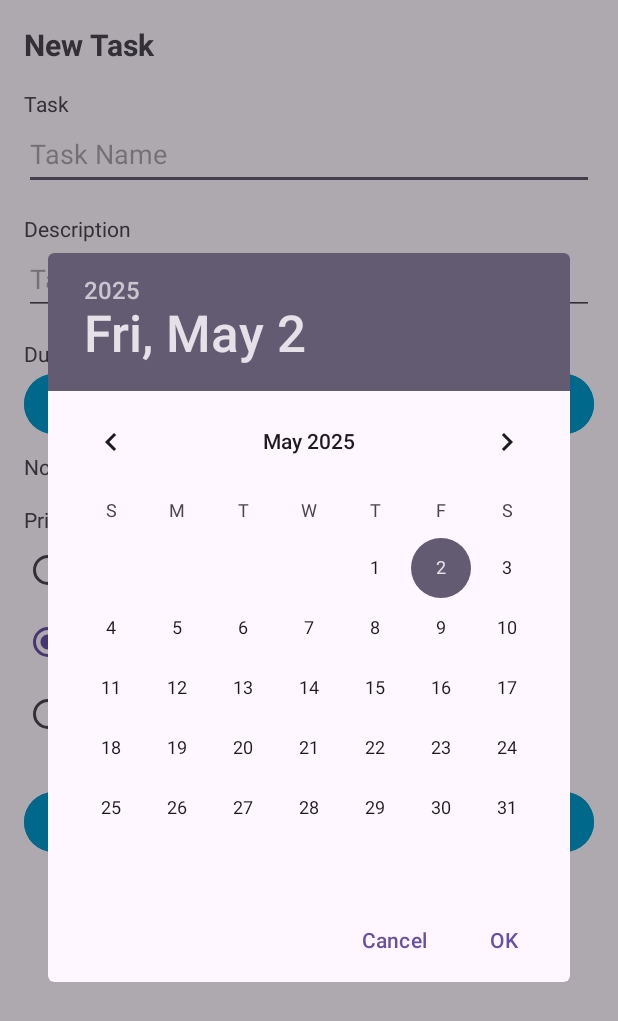
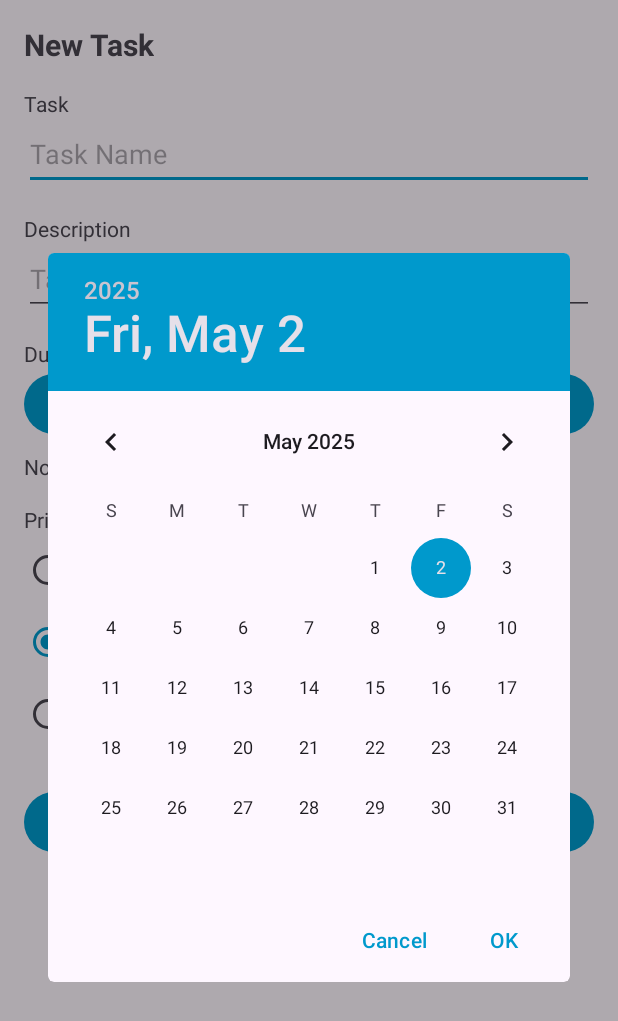
Before and after one commit to holycr4sh/TickDone, an Android app: the NewTaskActivity screen opened directly, with no data from a screen before it, after a tap on "Select Date", on a phone screen of 412 x 824 dp. Shown: the top 1021 px of the screen. Run offline under Robolectric (Android 15) with nearby library versions, the phone set to English and light mode, and no system bars.

Commit message:
Update to the theming

```diff
--- a/app/src/main/res/layout/activity_new_task.xml
+++ b/app/src/main/res/layout/activity_new_task.xml
@@ -55,8 +55,7 @@
         android:id="@+id/btnSelectDate"
         android:layout_width="match_parent"
         android:layout_height="wrap_content"
-        android:text="Select Date"
-        android:backgroundTint="@android:color/holo_blue_dark"/>
+        android:text="Select Date"/>
 
     <TextView
         android:id="@+id/tvSelectedDate"
@@ -102,7 +101,6 @@
         android:layout_width="match_parent"
         android:layout_height="wrap_content"
         android:layout_marginTop="24dp"
-        android:text="Save Task"
-        android:backgroundTint="@android:color/holo_blue_dark"/>
+        android:text="Save Task"/>
 
 </LinearLayout>
--- a/app/src/main/res/layout/modify_task.xml
+++ b/app/src/main/res/layout/modify_task.xml
@@ -47,7 +47,6 @@
         android:layout_width="match_parent"
         android:layout_height="wrap_content"
         android:text="Select New Date"
-        android:backgroundTint="@android:color/holo_blue_dark"
         />
     <TextView
         android:id="@+id/tvNewSelectedDate"
@@ -94,7 +93,6 @@
         android:layout_height="wrap_content"
         android:layout_marginTop="24dp"
         android:text="Save Modifications"
-        android:backgroundTint="@android:color/holo_blue_dark"
 
         />
 </LinearLayout>
--- a/app/src/main/res/layout/task_layout.xml
+++ b/app/src/main/res/layout/task_layout.xml
@@ -19,7 +19,6 @@
             android:layout_height="wrap_content"
             android:layout_centerHorizontal="true"
             android:paddingStart="8dp"
-            android:buttonTint="@android:color/holo_blue_dark"
             tools:text="Kiss my ass."/>
 
     </RelativeLayout>
--- a/app/src/main/res/values-night/themes.xml
+++ b/app/src/main/res/values-night/themes.xml
@@ -1,7 +1,9 @@
 <resources xmlns:tools="http://schemas.android.com/tools">
     <!-- Base application theme. -->
     <style name="Base.Theme.Todo" parent="Theme.Material3.DayNight.NoActionBar">
-        <!-- Customize your dark theme here. -->
-        <!-- <item name="colorPrimary">@color/my_dark_primary</item> -->
+        <item name="colorPrimary">@color/holo_blue_dark</item>
+        <item name="colorPrimaryContainer">@color/holo_blue_dark</item> <!-- For containers -->
+        <item name="colorOnPrimary">@color/white</item> <!-- Text/icons on primary color -->
+        <item name="colorSecondary">@color/holo_blue_dark</item> <!-- Checkboxes/radios -->
     </style>
 </resources>
--- a/app/src/main/res/values/colors.xml
+++ b/app/src/main/res/values/colors.xml
@@ -2,4 +2,5 @@
 <resources>
     <color name="black">#FF000000</color>
     <color name="white">#FFFFFFFF</color>
+    <color name="holo_blue_dark">#FF0099CC</color>
 </resources>
--- a/app/src/main/res/values/themes.xml
+++ b/app/src/main/res/values/themes.xml
@@ -1,8 +1,10 @@
 <resources xmlns:tools="http://schemas.android.com/tools">
     <!-- Base application theme. -->
     <style name="Base.Theme.Todo" parent="Theme.Material3.DayNight.NoActionBar">
-        <!-- Customize your light theme here. -->
-        <!-- <item name="colorPrimary">@color/my_light_primary</item> -->
+        <item name="colorPrimary">@color/holo_blue_dark</item>
+        <item name="colorPrimaryContainer">@color/holo_blue_dark</item> <!-- For containers -->
+        <item name="colorOnPrimary">@color/white</item> <!-- Text/icons on primary color -->
+        <item name="colorSecondary">@color/holo_blue_dark</item> <!-- Checkboxes/radios -->
     </style>
 
     <style name="Theme.Todo" parent="Base.Theme.Todo" />
```
Also changed, not shown: app/src/main/res/layout/activity_main.xml (+7 -3 lines).
